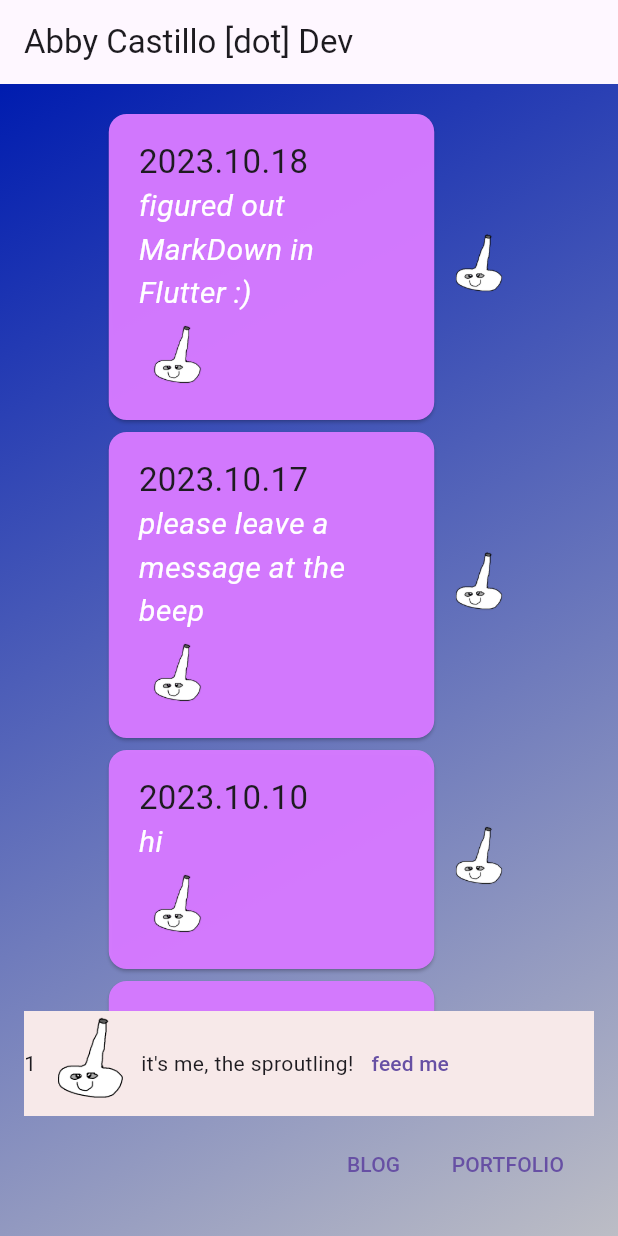
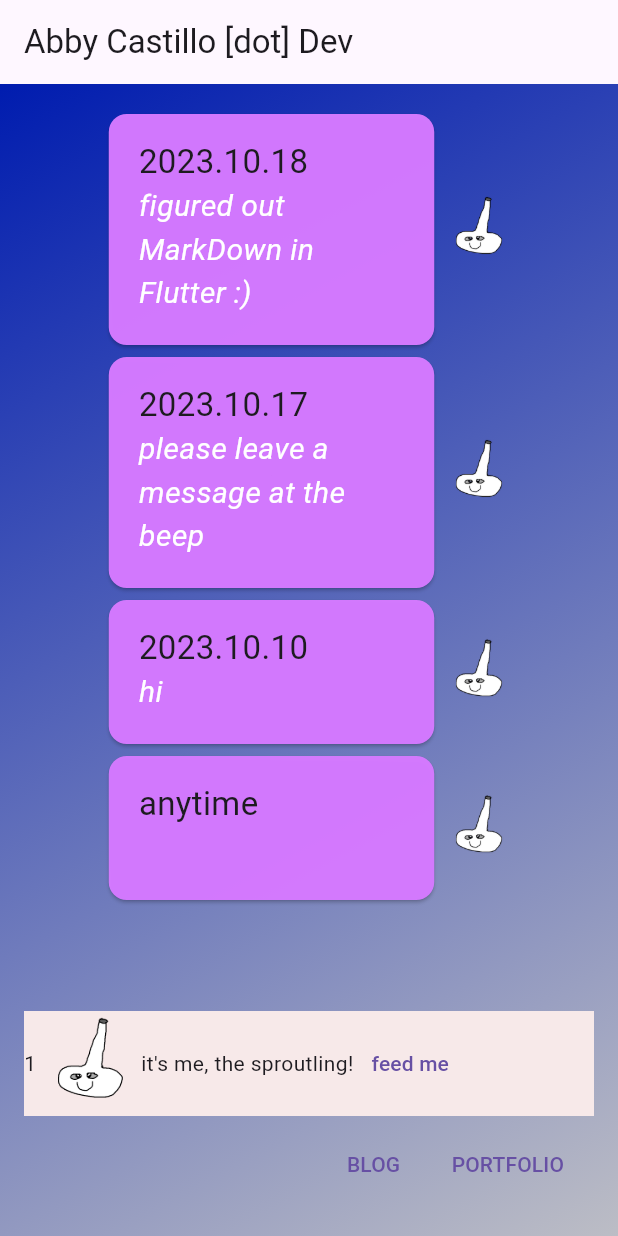
Before and after one commit to abbymachines/flutter-dev-portfolio, a Flutter app: the screen it shows after launch, after a tap on "Hello! :) My name is Abby Castillo. I am", after a tap on "feed me", after a tap on "BLOG", on a phone screen of 412 x 824 dp. Run offline on Flutter 3.47's test engine with Material 2 defaults, Android fonts, the phone set to English and light mode, and no system bars; our stand-ins replace flutter_markdown.

Commit message:
remove extraneous image in Item widget

```diff
--- a/lib/widgets/items/item.dart
+++ b/lib/widgets/items/item.dart
@@ -71,11 +71,6 @@ class _ItemState extends State<Item> {
                           const Spacer(),
                         ],
                       ),
-                      Image.asset(
-                        Images.sproutling,
-                        width: 50,
-                        height: 50,
-                      ),
                     ],
                   ),
                 ),
```
